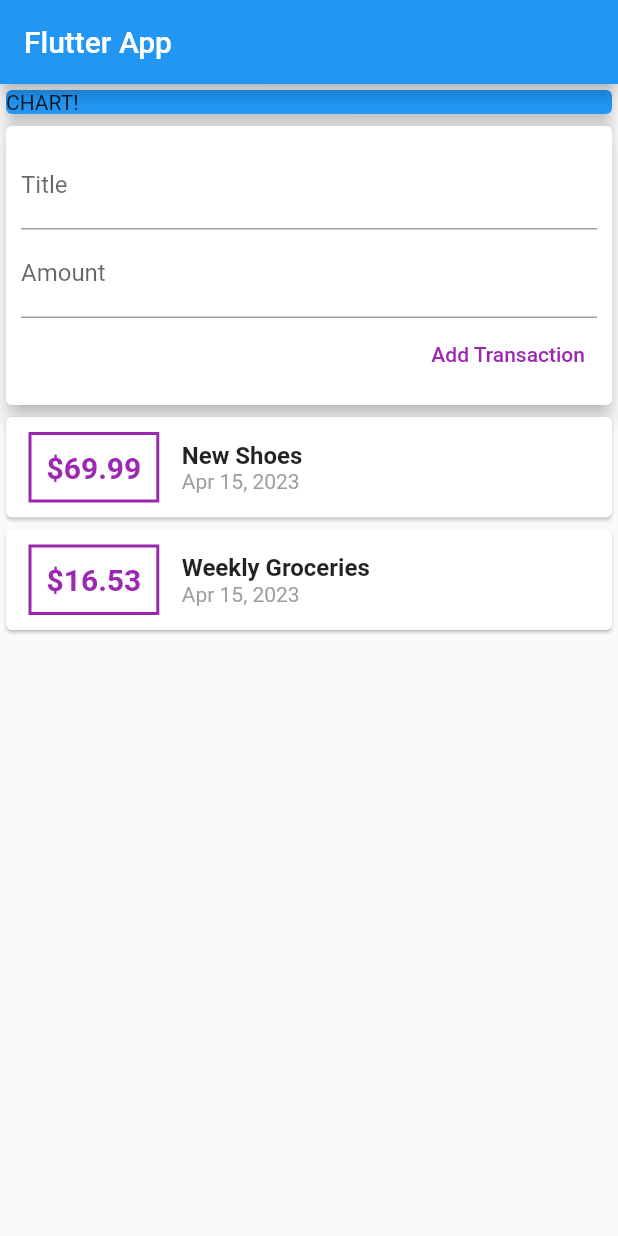
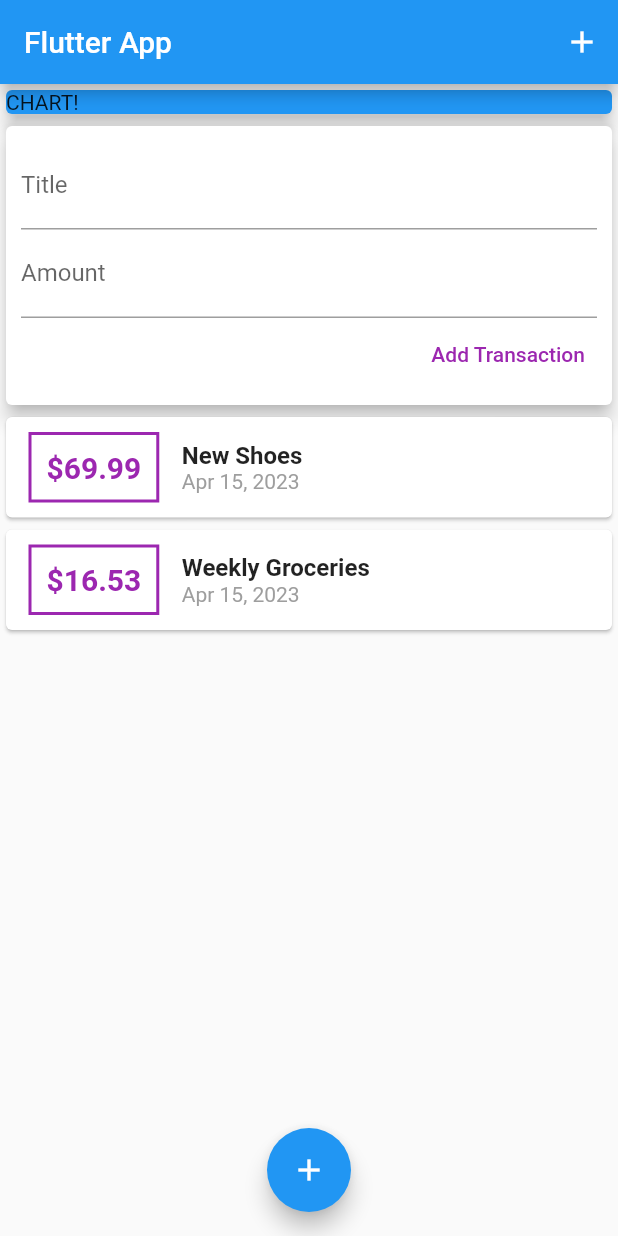
Before and after one commit to NATCHAYATP/Flutter_Basic, a Flutter app: the screen it shows after launch, on a phone screen of 412 x 824 dp. Run offline on Flutter 3.47's test engine with Material 2 defaults, Android fonts, the phone set to English and light mode, and no system bars.

Commit message:
ปรับดีไซน์ เพิ่มปุ่ม

```diff
--- a/lib/main.dart
+++ b/lib/main.dart
@@ -23,6 +23,13 @@ final amountController = TextEditingController();
     return Scaffold(
       appBar: AppBar(
         title: Text('Flutter App'),
+        //ปุ่มข้างๆ Flitter App
+        actions: <Widget>[
+          IconButton(
+            onPressed: () {},
+            icon: Icon(Icons.add),
+            ),
+        ],
       ),
       body: SingleChildScrollView( //ใส่เพื่อให้ตอนพิมพ์มันไม่แจ้งเออเร่อหน้าเต็ม เพราะมันเลื่อนได้
         child: Column(
@@ -41,6 +48,13 @@ final amountController = TextEditingController();
           ],
         ),
       ),
+      //เพิ่มปุ่มแบบลอยตัว
+      //ถ้าไม่อยากกำหนดตำแหน่งปุ่มก็ใช้อันที่ไม่มี location ได้
+      floatingActionButtonLocation: FloatingActionButtonLocation.centerFloat,
+      floatingActionButton: FloatingActionButton(
+        child: Icon(Icons.add),
+        onPressed: () {},
+      ),
     );
   }
 }
```
